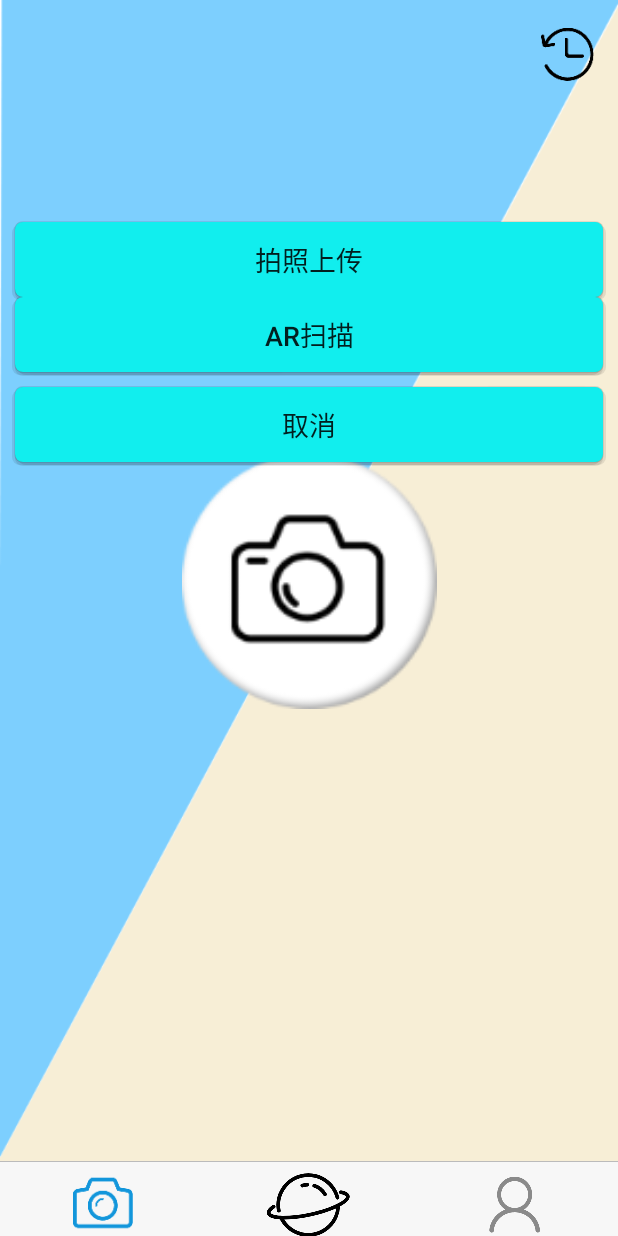
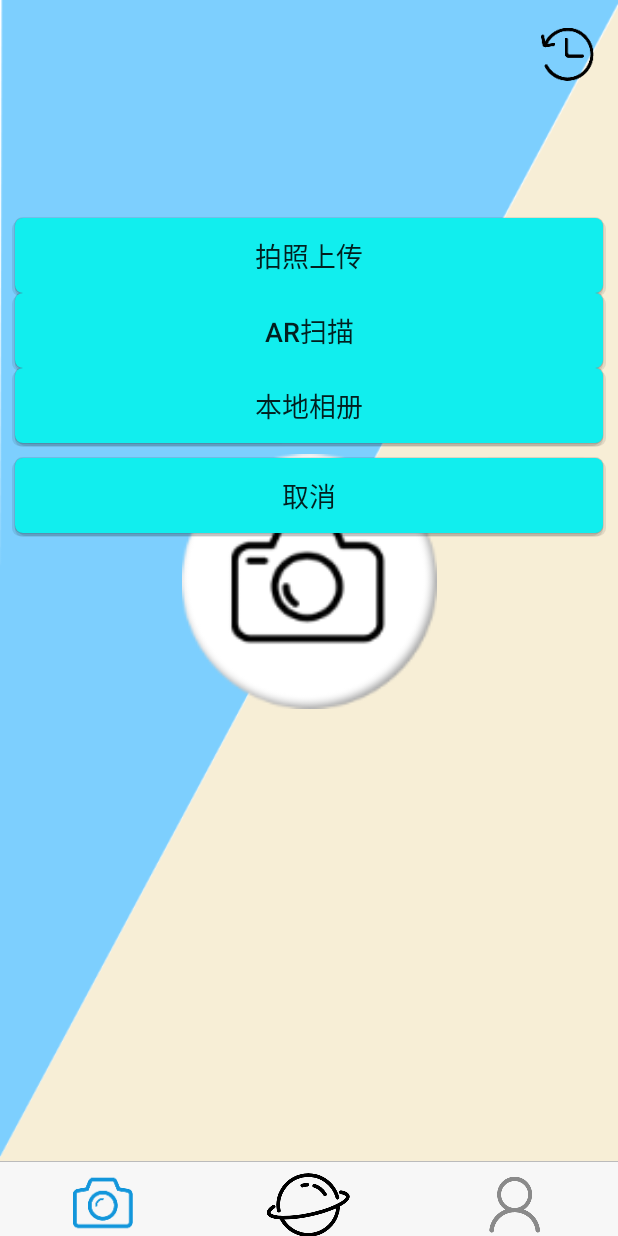
Before and after one commit to MercuialC/Alpha_project, an Android app: the screen it shows after launch (MainActivity), after a tap on an icon or button, on a phone screen of 412 x 824 dp. Run offline under Robolectric (Android 15) with nearby library versions, the phone set to English and light mode, and no system bars.

Commit message:
本地相册的选取
本地相册的选取

```diff
--- a/SoftWareEngineeringTeamWork/app/src/main/java/com/rocketboys100/playfuzhou/CameraFragment.java
+++ b/SoftWareEngineeringTeamWork/app/src/main/java/com/rocketboys100/playfuzhou/CameraFragment.java
@@ -56,9 +56,16 @@ public class CameraFragment extends Fragment implements View.OnClickListener {
 
     public static final int TAKE_PHOTO = 0;
     public static final int TAKE_AR = 1;
+    public static final int TAKE_GALLERY = 2;
     public String mCurrentPhotoPath;
 
-
+    public void gallery() {
+            // 激活系统图库，选择一张图片
+                Intent intent = new Intent(Intent.ACTION_PICK);
+                 intent.setType("image/*");
+                 // 开启一个带有返回值的Activity，请求码为PHOTO_REQUEST_GALLERY
+                startActivityForResult(intent, TAKE_GALLERY);
+          }
 
     private void takeCamera(int num) {
         Intent takePictureIntent = new Intent(MediaStore.ACTION_IMAGE_CAPTURE);
@@ -90,10 +97,11 @@ public class CameraFragment extends Fragment implements View.OnClickListener {
         View popView = View.inflate(getActivity(),R.layout.popue_window,null);
         Button bt_camera = popView.findViewById(R.id.btn_pop_camera);
         Button bt_AR = popView.findViewById(R.id.btn_pop_AR);
+        Button btn_gallery = popView.findViewById(R.id.btn_pop_gallery);
         Button bt_cancle = popView.findViewById(R.id.btn_pop_cancel);
         //获取屏幕宽高
         int weight = getResources().getDisplayMetrics().widthPixels;
-        int height = getResources().getDisplayMetrics().heightPixels*1/3;
+        int height = getResources().getDisplayMetrics().heightPixels*9/23;
 
         final PopupWindow popupWindow = new PopupWindow(popView,weight,height);
         popupWindow.setAnimationStyle(R.style.anim_popup_dir);
@@ -130,12 +138,19 @@ public class CameraFragment extends Fragment implements View.OnClickListener {
                 popupWindow.dismiss();
             }
         });
+        btn_gallery.setOnClickListener(new View.OnClickListener() {
+            @Override
+            public void onClick(View v) {
+                gallery();
+            }
+        });
         bt_cancle.setOnClickListener(new View.OnClickListener() {
             @Override
             public void onClick(View v) {
                 popupWindow.dismiss();
             }
         });
+
         //popupWindow消失屏幕变为不透明
         popupWindow.setOnDismissListener(new PopupWindow.OnDismissListener() {
             @Override
@@ -170,6 +185,17 @@ public class CameraFragment extends Fragment implements View.OnClickListener {
             }
             else if(requestCode == TAKE_AR)                            //返回结果为AR扫描
             {
+
+            }
+            else if(requestCode == TAKE_GALLERY)
+            {
+                // 从相册返回的数据
+                if (data != null) {
+                    // 得到图片的全路径
+                    Uri uri = data.getData();
+                    mCurrentPhotoPath=uri.getPath();
+                    Toast.makeText(getActivity(),mCurrentPhotoPath,Toast.LENGTH_SHORT).show();
+                }
             }
         }
     }
--- a/SoftWareEngineeringTeamWork/app/src/main/res/drawable/bg_popue.xml
+++ b/SoftWareEngineeringTeamWork/app/src/main/res/drawable/bg_popue.xml
@@ -2,7 +2,7 @@
 <selector xmlns:android="http://schemas.android.com/apk/res/android">
     <item android:state_pressed="true">
         <shape>
-            <solid android:color="#0000FF"/>
+            <solid android:color="#499CEF"/>
             <corners android:radius="5dp"/>
         </shape>
     </item>
--- a/SoftWareEngineeringTeamWork/app/src/main/res/layout/popue_window.xml
+++ b/SoftWareEngineeringTeamWork/app/src/main/res/layout/popue_window.xml
@@ -31,6 +31,13 @@
             android:background="@drawable/bg_popue"
             android:text="AR扫描"
             android:textSize="18sp" />
+        <Button
+            android:id="@+id/btn_pop_gallery"
+            android:layout_width="match_parent"
+            android:layout_height="50dp"
+            android:background="@drawable/bg_popue"
+            android:text="本地相册"
+            android:textSize="18sp" />
 
         <Button
             android:id="@+id/btn_pop_cancel"
```
